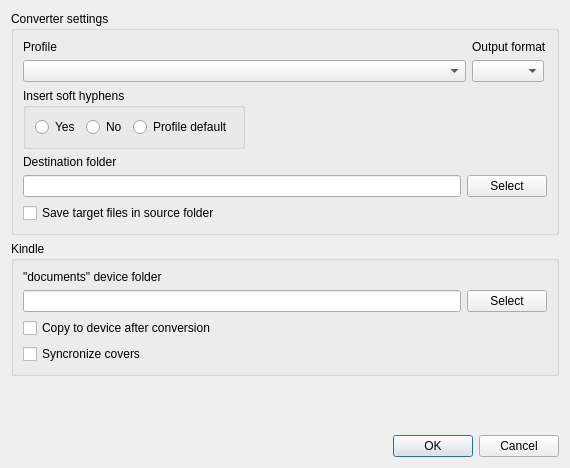
Above: ui/SettingsDialog.ui from rupor-github/fb2mobi before the change. Below: the same form after it.
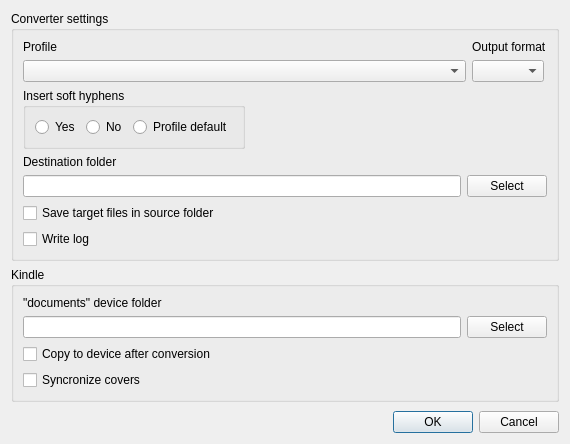
That is the form after the change.

Commit message: Change synccover algorithm, adding write log parameter

Patch:
```diff
--- a/ui/SettingsDialog.ui
+++ b/ui/SettingsDialog.ui
@@ -7,7 +7,7 @@
     <x>0</x>
     <y>0</y>
     <width>570</width>
-    <height>468</height>
+    <height>444</height>
    </rect>
   </property>
   <property name="windowTitle">
@@ -143,6 +143,13 @@
         </property>
        </widget>
       </item>
+      <item>
+       <widget class="QCheckBox" name="checkWriteLog">
+        <property name="text">
+         <string>Write log</string>
+        </property>
+       </widget>
+      </item>
      </layout>
     </widget>
    </item>
```
The commit also changes 6 other files.
